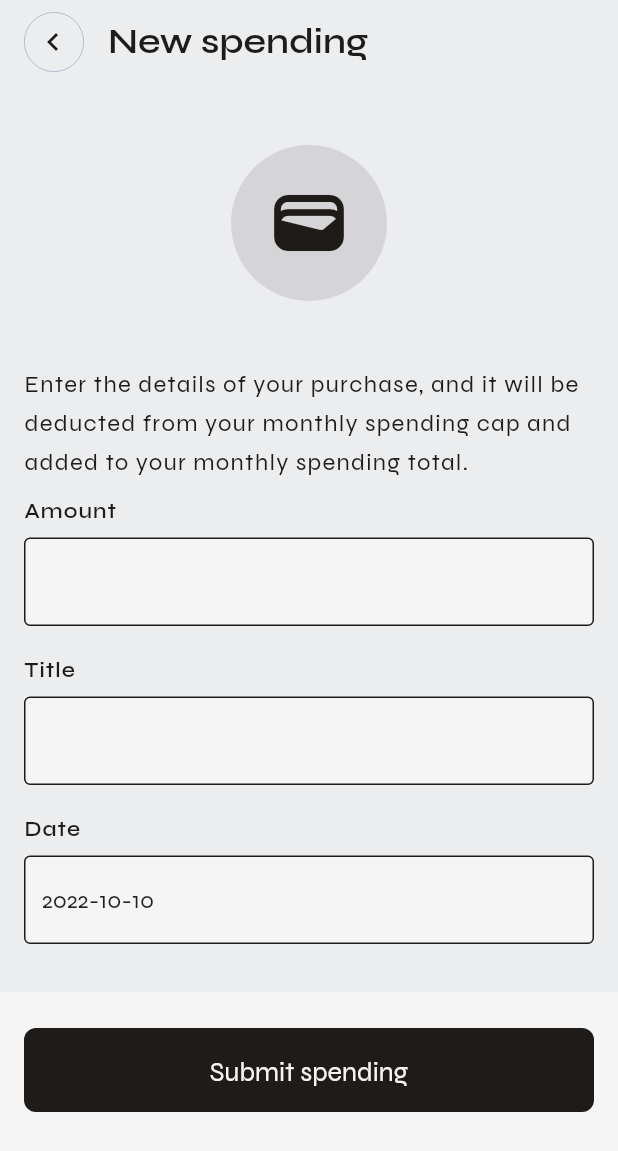
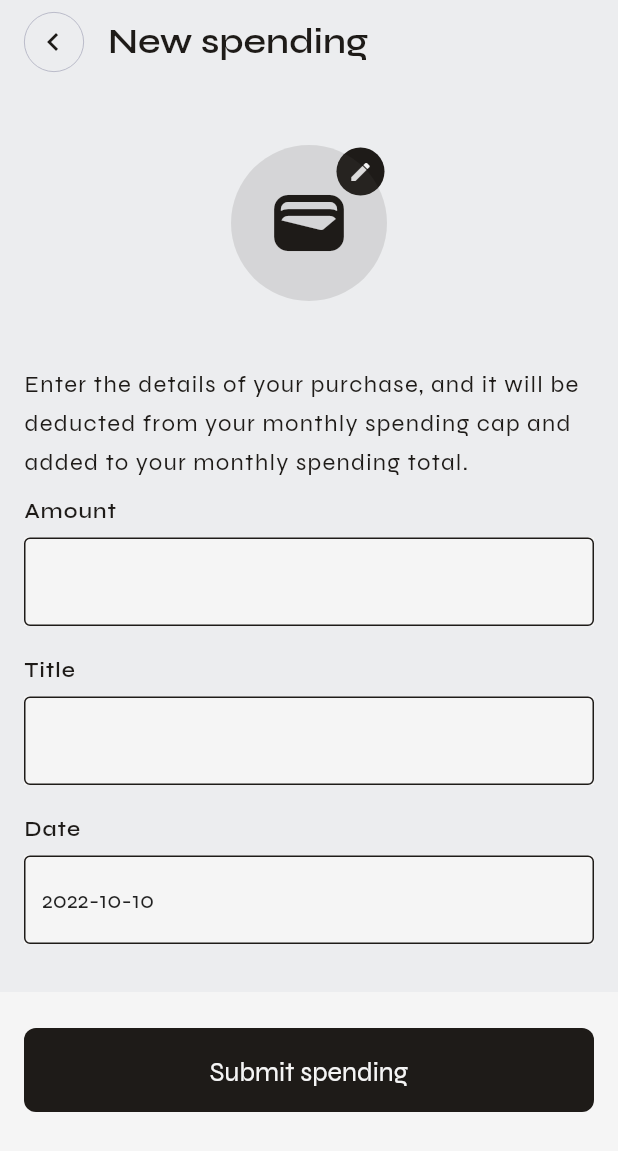
Before and after one commit to mateuszFicek/finner, a Flutter app: the AddSpendingPage screen opened by its route, on a phone screen of 412 x 824 dp. Shown: the top 1151 px of the screen. Run offline on Flutter 3.47's test engine with Material 2 defaults, Android fonts, the light colour scheme and no system bars; our stand-ins replace auto_route, bloc, cloud_firestore, dartz, dio, dots_indicator and 13 more; accounts and stored records are empty; generated files the repository leaves out were written again.

Commit message:
Added edit button to indicate that the field is editable

```diff
--- a/lib/features/home/presentation/widgets/add_spending_widget.dart
+++ b/lib/features/home/presentation/widgets/add_spending_widget.dart
@@ -157,6 +157,30 @@ class AddSpendingPage extends HookWidget {
             ),
           );
         },
+        child: Stack(
+          children: [
+            Center(
+              child: Container(
+                height: MediaQuery.of(context).size.height / 6,
+                padding: EdgeInsets.only(
+                  bottom: MediaQuery.of(context).size.height / 12,
+                  left: MediaQuery.of(context).size.height / 12,
+                ),
+                child: Container(
+                  decoration: BoxDecoration(
+                    color: $styles.colors.black,
+                    shape: BoxShape.circle,
+                  ),
+                  padding: EdgeInsets.all($styles.insets.xs),
+                  child: Icon(
+                    Icons.edit,
+                    size: $styles.insets.sm,
+                    color: $styles.colors.white,
+                  ),
+                ),
+              ),
+            ),
+            Center(
               child: Container(
                 height: MediaQuery.of(context).size.height / 6,
                 padding: EdgeInsets.all($styles.insets.md),
@@ -169,6 +193,9 @@ class AddSpendingPage extends HookWidget {
                   size: $styles.insets.xxl,
                   color: $styles.colors.black,
                 ),
+              ),
+            ),
+          ],
         ),
       ),
     );
```
Lines whose indentation alone changed are shown as unchanged.
